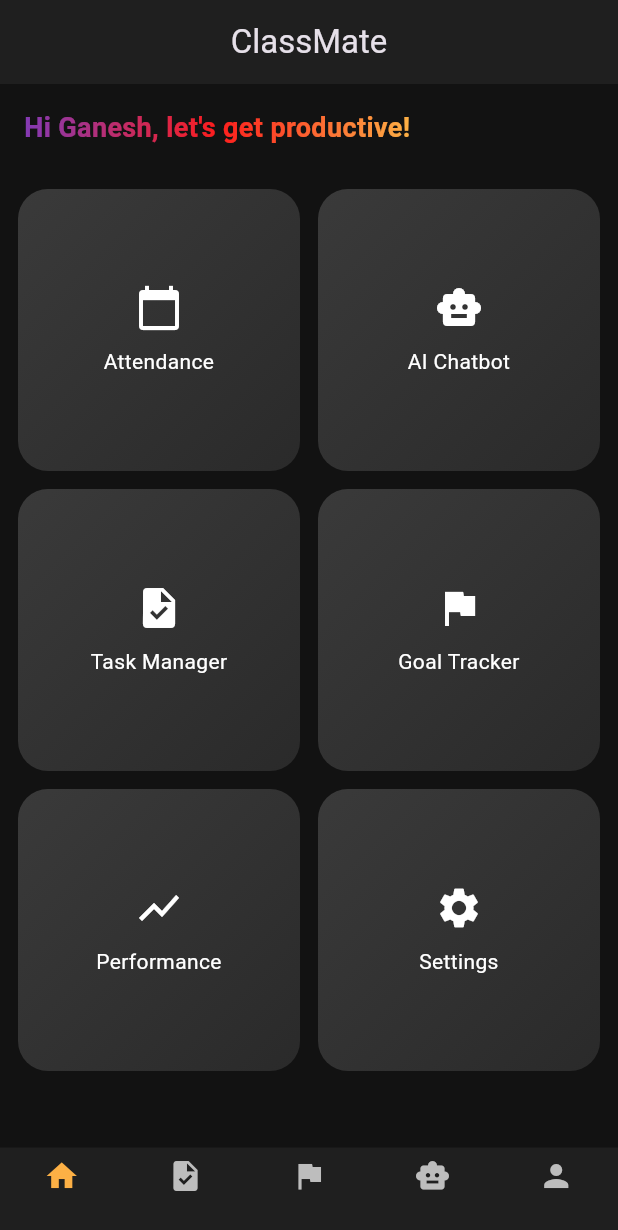
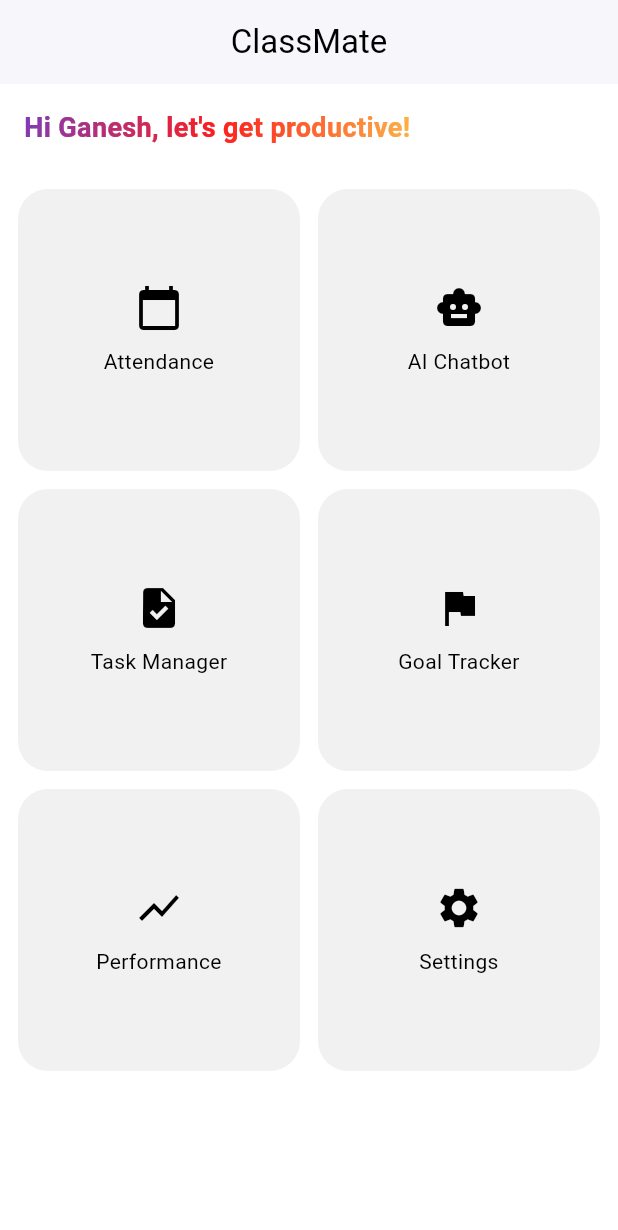
Before and after one commit to sriramE5/classmate-flutter, a Flutter app: the screen it shows after launch, on a phone screen of 412 x 824 dp. Shown: the top 1230 px of the screen. Run offline on Flutter 3.47's test engine with Material 3 defaults, Android fonts, the phone set to English and light mode, and no system bars; our stand-ins replace google_fonts, webview_flutter.

Commit message:
Initial commit

```diff
--- a/lib/main.dart
+++ b/lib/main.dart
@@ -1,5 +1,7 @@
+import 'package:class_mate/screens/chatbotpage.dart';
 import 'package:flutter/material.dart';
-import 'screens/dashboard.dart';
+import 'screens/classmate_dashboard.dart';
+import 'screens/attendance_calculator.dart';
 
 void main() {
   runApp(const MyApp());
@@ -13,12 +15,12 @@ class MyApp extends StatelessWidget {
     return MaterialApp(
       debugShowCheckedModeBanner: false,
       title: 'ClassMate',
-      theme: ThemeData.dark(),
+      theme: ThemeData.light(),
       initialRoute: '/',
       routes: {
         '/': (context) => const ClassMateDashboard(user: 'Ganesh'),  // Example username
-        '/attendance': (context) => Scaffold(body: Center(child: Text('Attendance Page'))),
-        '/chatbot': (context) => Scaffold(body: Center(child: Text('Chatbot Page'))),
+        '/attendance': (context) => const AttendanceCalculator(),
+        '/chatbot': (context) => const ChatbotPage(),
         '/taskManager': (context) => Scaffold(body: Center(child: Text('Task Manager Page'))),
         '/goalTracker': (context) => Scaffold(body: Center(child: Text('Goal Tracker Page'))),
         '/performance': (context) => Scaffold(body: Center(child: Text('Performance Page'))),
--- a/lib/screens/dashboard.dart
+++ b/lib/screens/classmate_dashboard.dart
@@ -8,15 +8,18 @@ class ClassMateDashboard extends StatelessWidget {
   @override
   Widget build(BuildContext context) {
     return Scaffold(
-      backgroundColor: const Color(0xFF121212),
+      backgroundColor: Colors.white, // Light background
       appBar: AppBar(
-        backgroundColor: const Color(0xFF1F1F1F),
-        title: const Text('ClassMate'),
+        backgroundColor: Colors.white,
+        elevation: 1,
+        title: const Text('ClassMate', style: TextStyle(color: Colors.black)),
         centerTitle: true,
+        iconTheme: const IconThemeData(color: Colors.black),
       ),
       body: Column(
         crossAxisAlignment: CrossAxisAlignment.start,
         children: [
+          // Greeting
           Padding(
             padding: const EdgeInsets.all(16.0),
             child: ShaderMask(
@@ -32,11 +35,12 @@ class ClassMateDashboard extends StatelessWidget {
                 style: const TextStyle(
                   fontSize: 18,
                   fontWeight: FontWeight.w600,
-                  color: Colors.white,
+                  color: Colors.white, // masked by gradient
                 ),
               ),
             ),
           ),
+          // Dashboard
           Expanded(
             child: Padding(
               padding: const EdgeInsets.all(12.0),
@@ -48,26 +52,13 @@ class ClassMateDashboard extends StatelessWidget {
                   dashboardCard(context, Icons.calendar_today, "Attendance", "/attendance"),
                   dashboardCard(context, Icons.smart_toy, "AI Chatbot", "/chatbot"),
                   dashboardCard(context, Icons.task, "Task Manager", "/taskManager"),
-                  dashboardCard(context, Icons.flag, "Goal Tracker", "/goalTracker"), // Changed icon to 'flag'
+                  dashboardCard(context, Icons.flag, "Goal Tracker", "/goalTracker"),
                   dashboardCard(context, Icons.show_chart, "Performance", "/performance"),
                   dashboardCard(context, Icons.settings, "Settings", "/settings"),
                 ],
               ),
             ),
           ),
-        ],
-      ),
-      bottomNavigationBar: BottomNavigationBar(
-        backgroundColor: const Color(0xFF1F1F1F),
-        selectedItemColor: const Color(0xFFfcb045),
-        unselectedItemColor: Colors.grey[400],
-        type: BottomNavigationBarType.fixed,
-        items: [
-          BottomNavigationBarItem(icon: Icon(Icons.home), label: ''),
-          BottomNavigationBarItem(icon: Icon(Icons.task), label: ''),
-          BottomNavigationBarItem(icon: Icon(Icons.flag), label: ''), // Changed icon to 'flag'
-          BottomNavigationBarItem(icon: Icon(Icons.smart_toy), label: ''),
-          BottomNavigationBarItem(icon: Icon(Icons.person), label: ''),
         ],
       ),
     );
@@ -79,21 +70,17 @@ class ClassMateDashboard extends StatelessWidget {
       child: Container(
         decoration: BoxDecoration(
           borderRadius: BorderRadius.circular(20),
-          gradient: const LinearGradient(
-            colors: [Color(0xFF3a3a3a), Color(0xFF2a2a2a)],
-            begin: Alignment.topLeft,
-            end: Alignment.bottomRight,
-          ),
+          color: const Color(0xFFF1F1F1), // Light card color
         ),
         padding: const EdgeInsets.all(20),
         child: Column(
           mainAxisAlignment: MainAxisAlignment.center,
           children: [
-            Icon(icon, size: 32, color: Colors.white),
+            Icon(icon, size: 32, color: Colors.black),
             const SizedBox(height: 10),
             Text(
               title,
-              style: const TextStyle(color: Colors.white),
+              style: const TextStyle(color: Colors.black),
               textAlign: TextAlign.center,
             )
           ],
```
Also changed, not shown: lib/screens/attendance_calculator.dart (added, +186 -0 lines), lib/screens/chatbotpage.dart (added, +69 -0 lines), pubspec.yaml (+13 -66 lines), pubspec.lock, 3 other files.
